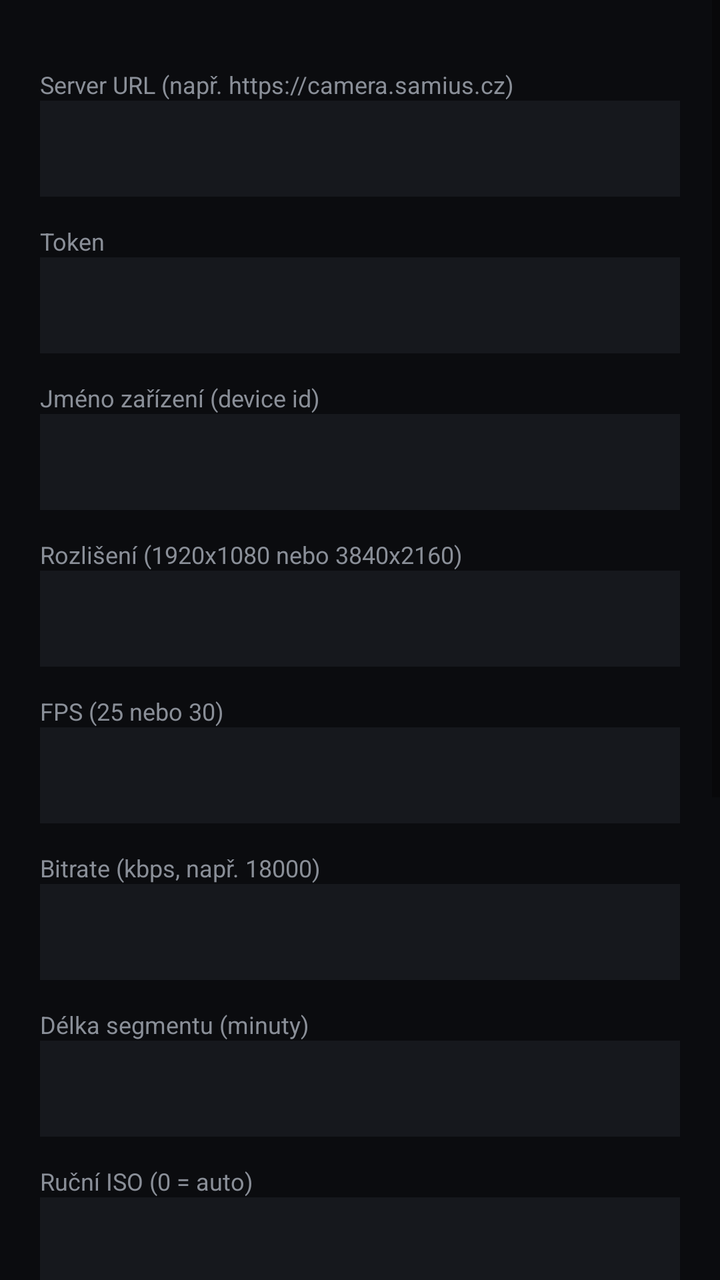
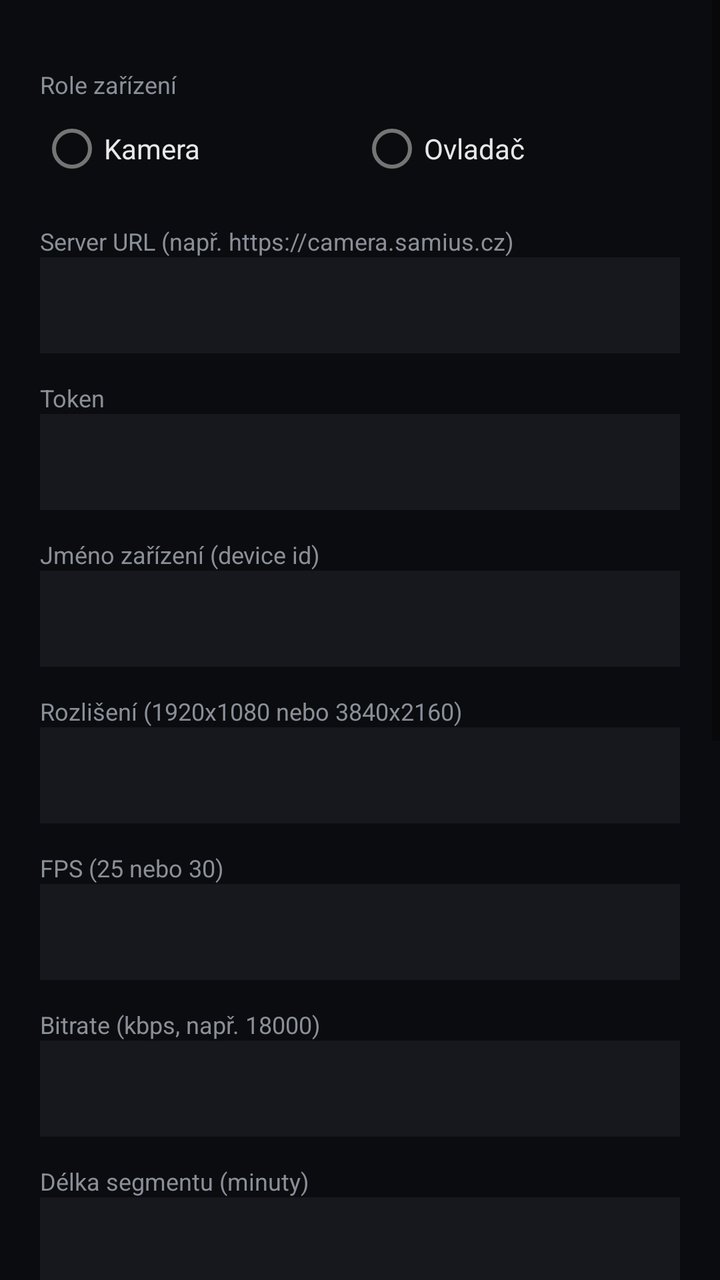

The first picture is an Android layout as it rendered before a commit; the second is the same layout after the commit. The layout source and the unified diff follow.
<!-- AndroidManifest.xml: activity theme Theme.Multicam -->
<!-- res/layout/activity_settings.xml -->
<?xml version="1.0" encoding="utf-8"?>
<ScrollView xmlns:android="http://schemas.android.com/apk/res/android"
    android:layout_width="match_parent"
    android:layout_height="match_parent"
    android:background="#0B0C0F"
    android:fillViewport="true">

    <LinearLayout
        android:layout_width="match_parent"
        android:layout_height="wrap_content"
        android:orientation="vertical"
        android:padding="20dp">

        <TextView style="@style/SettingsLabel" android:text="Server URL (např. https://camera.samius.cz)" />
        <EditText android:id="@+id/editServerUrl" style="@style/SettingsInput" android:inputType="textUri" />

        <TextView style="@style/SettingsLabel" android:text="Token" />
        <EditText android:id="@+id/editToken" style="@style/SettingsInput" android:inputType="textPassword" />

        <TextView style="@style/SettingsLabel" android:text="Jméno zařízení (device id)" />
        <EditText android:id="@+id/editDeviceName" style="@style/SettingsInput" android:inputType="text" />

        <TextView style="@style/SettingsLabel" android:text="Rozlišení (1920x1080 nebo 3840x2160)" />
        <EditText android:id="@+id/editResolution" style="@style/SettingsInput" android:inputType="text" />

        <TextView style="@style/SettingsLabel" android:text="FPS (25 nebo 30)" />
        <EditText android:id="@+id/editFps" style="@style/SettingsInput" android:inputType="number" />

        <TextView style="@style/SettingsLabel" android:text="Bitrate (kbps, např. 18000)" />
        <EditText android:id="@+id/editBitrate" style="@style/SettingsInput" android:inputType="number" />

        <TextView style="@style/SettingsLabel" android:text="Délka segmentu (minuty)" />
        <EditText android:id="@+id/editSegmentMinutes" style="@style/SettingsInput" android:inputType="number" />

        <TextView style="@style/SettingsLabel" android:text="Ruční ISO (0 = auto)" />
        <EditText android:id="@+id/editIso" style="@style/SettingsInput" android:inputType="number" />

        <TextView style="@style/SettingsLabel" android:text="Ruční expozice (čas v µs, 0 = auto)" />
        <EditText android:id="@+id/editExposureUs" style="@style/SettingsInput" android:inputType="number" />

        <TextView style="@style/SettingsLabel" android:text="Vyvážení bílé (K, 0 = auto; např. 4000)" />
        <EditText android:id="@+id/editWbKelvin" style="@style/SettingsInput" android:inputType="number" />

        <CheckBox
            android:id="@+id/checkUseSdCard"
            android:layout_width="match_parent"
            android:layout_height="wrap_content"
            android:textColor="#E8E8EA"
            android:layout_marginTop="16dp"
            android:text="Nahrávat na SD kartu (pokud není, padá na interní úložiště)" />

        <Button
            android:id="@+id/saveButton"
            android:layout_width="match_parent"
            android:layout_height="52dp"
            android:layout_marginTop="24dp"
            android:text="Uložit" />

        <Button
            android:id="@+id/pickFolderButton"
            android:layout_width="match_parent"
            android:layout_height="52dp"
            android:layout_marginTop="12dp"
            android:text="Vybrat složku na SD kartě (SAF)" />

    </LinearLayout>
</ScrollView>
<!-- resources referenced by this layout -->
<resources>
  <style name="SettingsInput">
          <item name="android:layout_width">match_parent</item>
          <item name="android:layout_height">48dp</item>
          <item name="android:textColor">#E8E8EA</item>
          <item name="android:background">#16181D</item>
          <item name="android:padding">10dp</item>
      </style>
  <style name="SettingsLabel">
          <item name="android:layout_width">match_parent</item>
          <item name="android:layout_height">wrap_content</item>
          <item name="android:textColor">#8A8F98</item>
          <item name="android:textSize">12sp</item>
          <item name="android:layout_marginTop">14dp</item>
      </style>
  <style name="Theme.Multicam" parent="Theme.MaterialComponents.DayNight.NoActionBar">
          <item name="android:windowBackground">@android:color/black</item>
          <item name="colorPrimary">#3B82F6</item>
          <item name="colorPrimaryDark">#000000</item>
      </style>
</resources>

<!-- the commit's change to res/layout/activity_settings.xml (unified diff, before → after) -->
@@ -10,6 +10,28 @@
         android:layout_height="wrap_content"
         android:orientation="vertical"
         android:padding="20dp">
+
+        <TextView style="@style/SettingsLabel" android:text="Role zařízení" />
+        <RadioGroup
+            android:id="@+id/roleRadioGroup"
+            android:layout_width="match_parent"
+            android:layout_height="wrap_content"
+            android:orientation="horizontal">
+            <RadioButton
+                android:id="@+id/roleCamera"
+                android:layout_width="0dp"
+                android:layout_height="wrap_content"
+                android:layout_weight="1"
+                android:textColor="#E8E8EA"
+                android:text="Kamera" />
+            <RadioButton
+                android:id="@+id/roleController"
+                android:layout_width="0dp"
+                android:layout_height="wrap_content"
+                android:layout_weight="1"
+                android:textColor="#E8E8EA"
+                android:text="Ovladač" />
+        </RadioGroup>
 
         <TextView style="@style/SettingsLabel" android:text="Server URL (např. https://camera.samius.cz)" />
         <EditText android:id="@+id/editServerUrl" style="@style/SettingsInput" android:inputType="textUri" />
